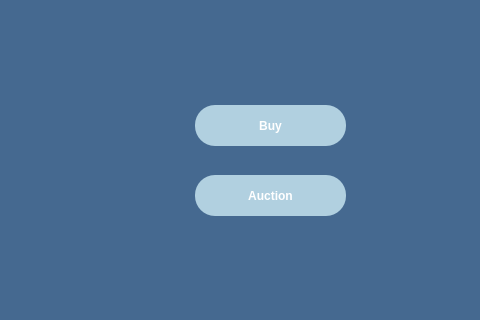
Above: Monopoly/buy.ui from shaahinfaezi/Monopoly before the change; both pictures show x 485 to 965 and y 108 to 428 of the 965 by 639 pixel window. Below: the same form after it.
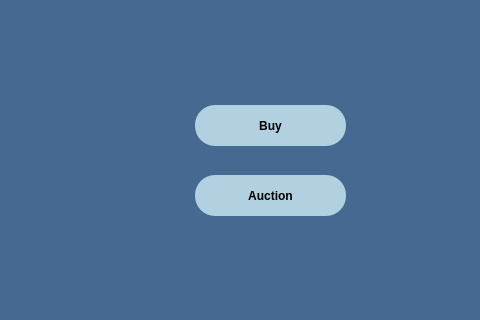
That is the form after the change.

```diff
--- a/Monopoly/buy.ui
+++ b/Monopoly/buy.ui
@@ -54,8 +54,8 @@
     </font>
    </property>
    <property name="styleSheet">
-    <string notr="true">color: rgb(255, 255, 255);
-background-color: qlineargradient(x1: 0, y1: 0, x2: 0, y2: 1, stop: 0 rgb(177, 208, 224), stop: 1 rgb(177, 208, 224));
+    <string notr="true">background-color: qlineargradient(x1: 0, y1: 0, x2: 0, y2: 1, stop: 0 rgb(177, 208, 224), stop: 1 rgb(177, 208, 224));
+color: rgb(0, 0, 0);
 border-style: solid;
 border:none;
 border-width: 5px;
@@ -81,8 +81,8 @@
     </font>
    </property>
    <property name="styleSheet">
-    <string notr="true">color: rgb(255, 255, 255);
-background-color: qlineargradient(x1: 0, y1: 0, x2: 0, y2: 1, stop: 0 rgb(177, 208, 224), stop: 1 rgb(177, 208, 224));
+    <string notr="true">background-color: qlineargradient(x1: 0, y1: 0, x2: 0, y2: 1, stop: 0 rgb(177, 208, 224), stop: 1 rgb(177, 208, 224));
+color: rgb(0, 0, 0);
 border-style: solid;
 border:none;
 border-width: 5px;
```
